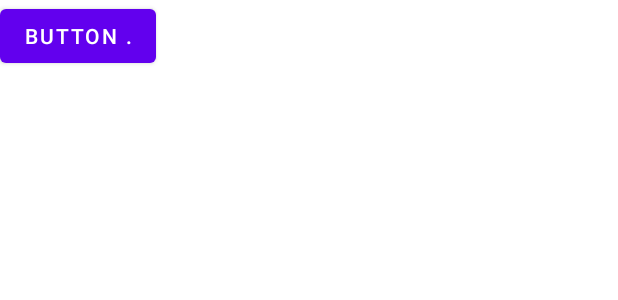
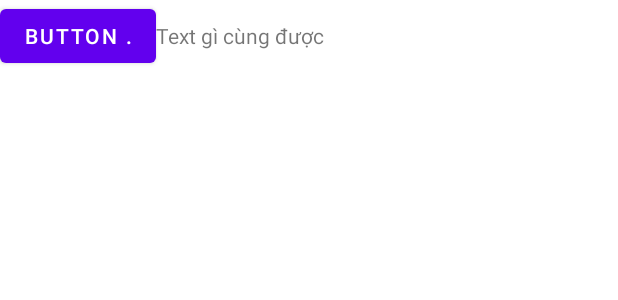
Before and after one commit to iamthaoly/training-github, an Android app: the layout layout_together.xml on its own in the app's theme, with its tools: preview values and no code run, on a phone screen of 412 x 824 dp. Shown: the top 300 px of the screen. Run offline under Robolectric (Android 15) with nearby library versions, the phone set to English and light mode, and no system bars.

Commit message:
add 1 textview

```diff
--- a/GithubTraining/app/src/main/res/layout/layout_together.xml
+++ b/GithubTraining/app/src/main/res/layout/layout_together.xml
@@ -8,4 +8,10 @@
         android:layout_height="wrap_content"
         android:text="Button ."
         />
+    <TextView
+        android:layout_width="match_parent"
+        android:layout_height="wrap_content"
+        android:text="Text gì cùng được "/>
+
+
 </LinearLayout>
```
